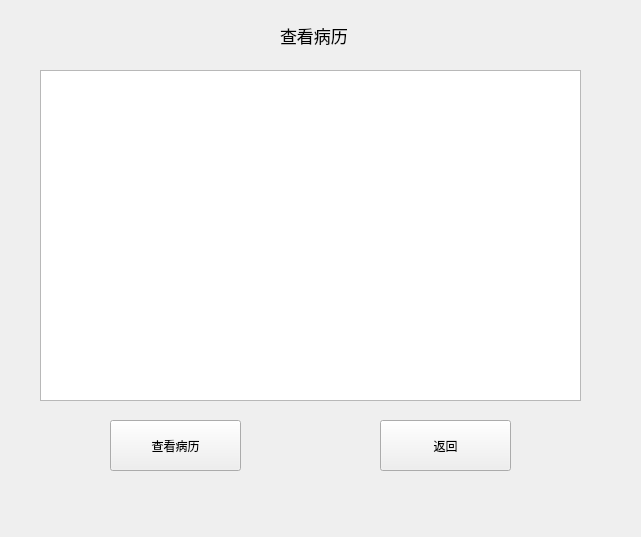
Before: the Qt Designer form medical_client/patientcase.ui in Gray7118/SMS-Smart_Medical_System, drawn with Qt 5.
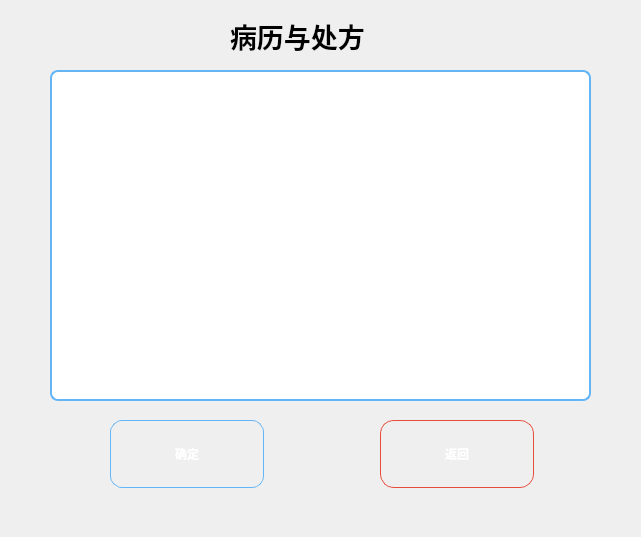
After: the same form once the commit is applied.

What changed in the file:
```diff
--- a/medical_client/patientcase.ui
+++ b/medical_client/patientcase.ui
@@ -11,47 +11,123 @@
    </rect>
   </property>
   <property name="windowTitle">
-   <string>Form</string>
+   <string>病历查看</string>
+  </property>
+  <property name="styleSheet">
+   <string notr="true">
+    QWidget#patientcase {
+        background-color: qlineargradient(
+            x1:0, y1:0, x2:0, y2:1,
+            stop:0 #e3f2fd,
+            stop:1 #ffffff
+        );
+        font-family: &quot;Microsoft YaHei&quot;;
+    }
+    QTextEdit#seecase {
+        border: 2px solid #64b5f6;
+        border-radius: 8px;
+        background-color: #ffffff;
+    }
+    /* 普通蓝色按钮样式 */
+    QPushButton {
+        border-radius: 12px;
+        border: 1px solid #64b5f6;
+        color: #ffffff;
+        font-weight: bold;
+        background-color: qlineargradient(
+            x1:0, y1:0, x2:0, y2:1,
+            stop:0 #6ec6ff,
+            stop:1 #1e88e5
+        );
+        padding: 8px 16px;
+        min-width: 120px;
+        min-height: 50px;
+    }
+    QPushButton:hover {
+        background-color: qlineargradient(
+            x1:0, y1:0, x2:0, y2:1,
+            stop:0 #81d4fa,
+            stop:1 #1976d2
+        );
+    }
+    QPushButton:pressed {
+        background-color: qlineargradient(
+            x1:0, y1:0, x2:0, y2:1,
+            stop:0 #1e88e5,
+            stop:1 #1565c0
+        );
+    }
+    /* 返回按钮单独样式（红色渐变） */
+    #patientcase_return {
+        border-radius: 14px;
+        border: 1px solid #e74c3c;
+        color: #ffffff;
+        background-color: qlineargradient(
+            x1:0, y1:0, x2:0, y2:1,
+            stop:0 #ff7f7f,
+            stop:1 #e53935
+        );
+    }
+    #patientcase_return:hover {
+        background-color: qlineargradient(
+            x1:0, y1:0, x2:0, y2:1,
+            stop:0 #ff8a80,
+            stop:1 #f44336
+        );
+    }
+    #patientcase_return:pressed {
+        background-color: qlineargradient(
+            x1:0, y1:0, x2:0, y2:1,
+            stop:0 #e53935,
+            stop:1 #c62828
+        );
+    }
+   </string>
   </property>
   <widget class="QTextEdit" name="seecase">
    <property name="geometry">
     <rect>
-     <x>40</x>
+     <x>50</x>
      <y>70</y>
      <width>541</width>
      <height>331</height>
     </rect>
    </property>
+   <property name="readOnly">
+    <bool>true</bool>
+   </property>
   </widget>
   <widget class="QPushButton" name="patientcase_sure">
    <property name="geometry">
     <rect>
      <x>110</x>
      <y>420</y>
-     <width>131</width>
-     <height>51</height>
+     <width>154</width>
+     <height>68</height>
     </rect>
    </property>
    <property name="text">
-    <string>查看病历</string>
+    <string>确定</string>
    </property>
   </widget>
   <widget class="QLabel" name="label_seecase">
    <property name="geometry">
     <rect>
-     <x>280</x>
+     <x>230</x>
      <y>10</y>
-     <width>171</width>
+     <width>181</width>
      <height>51</height>
     </rect>
    </property>
    <property name="font">
     <font>
-     <pointsize>13</pointsize>
+     <pointsize>20</pointsize>
+     <weight>75</weight>
+     <bold>true</bold>
     </font>
    </property>
    <property name="text">
-    <string>查看病历</string>
+    <string>病历与处方</string>
    </property>
   </widget>
   <widget class="QPushButton" name="patientcase_return">
@@ -59,8 +135,8 @@
     <rect>
      <x>380</x>
      <y>420</y>
-     <width>131</width>
-     <height>51</height>
+     <width>154</width>
+     <height>68</height>
     </rect>
    </property>
    <property name="text">
```
